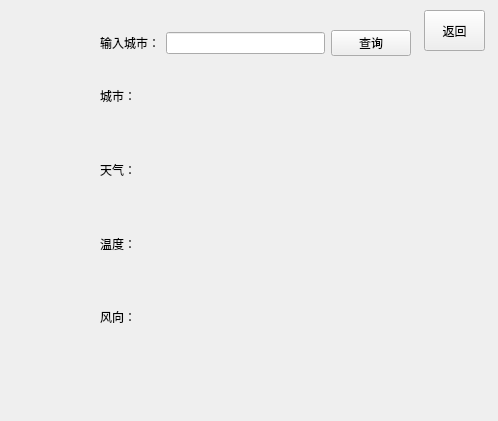
Old version of the form wps/QT/SmartHome/weather.ui in the repository Chansla/Training.
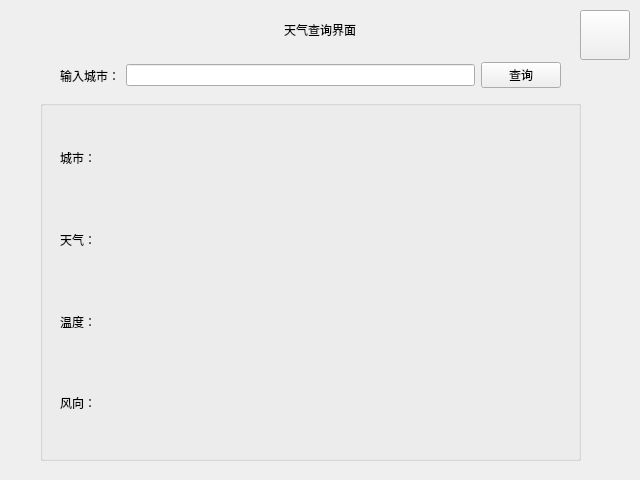
New version of the form.

```diff
--- a/wps/QT/SmartHome/weather.ui
+++ b/wps/QT/SmartHome/weather.ui
@@ -6,8 +6,8 @@
    <rect>
     <x>0</x>
     <y>0</y>
-    <width>498</width>
-    <height>421</height>
+    <width>640</width>
+    <height>480</height>
    </rect>
   </property>
   <property name="windowTitle">
@@ -16,47 +16,38 @@
   <widget class="QPushButton" name="pushButton_back">
    <property name="geometry">
     <rect>
-     <x>424</x>
+     <x>580</x>
      <y>10</y>
-     <width>61</width>
-     <height>41</height>
+     <width>50</width>
+     <height>50</height>
     </rect>
    </property>
    <property name="text">
-    <string>返回</string>
+    <string/>
    </property>
   </widget>
-  <widget class="QWidget" name="layoutWidget">
+  <widget class="QGroupBox" name="groupBox_weather">
    <property name="geometry">
     <rect>
-     <x>100</x>
-     <y>30</y>
-     <width>311</width>
+     <x>40</x>
+     <y>100</y>
+     <width>541</width>
+     <height>361</height>
+    </rect>
+   </property>
+   <property name="title">
+    <string/>
+   </property>
+   <widget class="QWidget" name="">
+    <property name="geometry">
+     <rect>
+      <x>20</x>
+      <y>20</y>
+      <width>501</width>
      <height>321</height>
     </rect>
    </property>
    <layout class="QVBoxLayout" name="verticalLayout">
-    <item>
-     <layout class="QHBoxLayout" name="horizontalLayout_5">
-      <item>
-       <widget class="QLabel" name="label">
-        <property name="text">
-         <string>输入城市：</string>
-        </property>
-       </widget>
-      </item>
-      <item>
-       <widget class="QLineEdit" name="lineEdit_input"/>
-      </item>
-      <item>
-       <widget class="QPushButton" name="pushButton_query">
-        <property name="text">
-         <string>查询</string>
-        </property>
-       </widget>
-      </item>
-     </layout>
-    </item>
     <item>
      <layout class="QHBoxLayout" name="horizontalLayout">
       <item>
@@ -178,6 +169,52 @@
      </layout>
     </item>
    </layout>
+   </widget>
+  </widget>
+  <widget class="QWidget" name="">
+   <property name="geometry">
+    <rect>
+     <x>60</x>
+     <y>60</y>
+     <width>501</width>
+     <height>31</height>
+    </rect>
+   </property>
+   <layout class="QHBoxLayout" name="horizontalLayout_5">
+    <item>
+     <widget class="QLabel" name="label_inputCity">
+      <property name="text">
+       <string>输入城市：</string>
+      </property>
+     </widget>
+    </item>
+    <item>
+     <widget class="QLineEdit" name="lineEdit_input"/>
+    </item>
+    <item>
+     <widget class="QPushButton" name="pushButton_query">
+      <property name="text">
+       <string>查询</string>
+      </property>
+     </widget>
+    </item>
+   </layout>
+  </widget>
+  <widget class="QLabel" name="label_weather0">
+   <property name="geometry">
+    <rect>
+     <x>240</x>
+     <y>10</y>
+     <width>160</width>
+     <height>40</height>
+    </rect>
+   </property>
+   <property name="text">
+    <string>天气查询界面</string>
+   </property>
+   <property name="alignment">
+    <set>Qt::AlignCenter</set>
+   </property>
   </widget>
  </widget>
  <resources/>
```
Left out of the diff: 8 changed lines with no effect on the pictures. Lines whose indentation alone changed are shown as unchanged.
